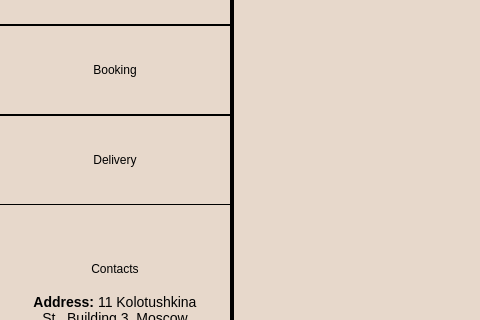
Old version of the form application/bookingwindow.ui in the repository redm0unt/OurCafe; both pictures show x 0 to 480 and y 295 to 615 of the 1360 by 765 pixel window.
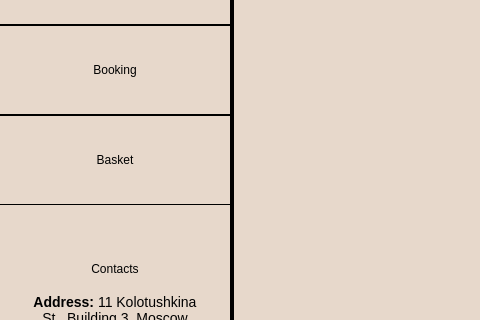
New version of the form. Icons and pictures are not drawn.

Commit message: BasketWindow (the first variation) + transactions between all windows

```diff
--- a/application/bookingwindow.ui
+++ b/application/bookingwindow.ui
@@ -299,7 +299,7 @@
 }</string>
          </property>
          <property name="text">
-          <string>Delivery</string>
+          <string>Basket</string>
          </property>
         </widget>
        </item>
```
Left out of the diff: 2 changed lines with no effect on the pictures. The commit also changes 61 other files.
